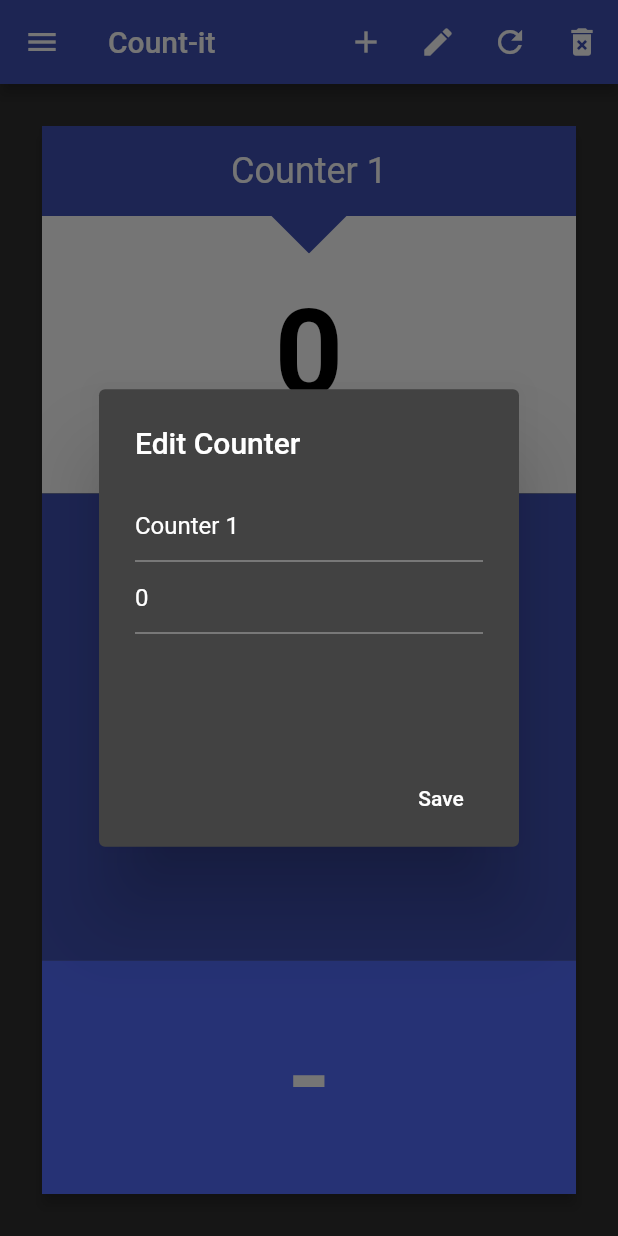
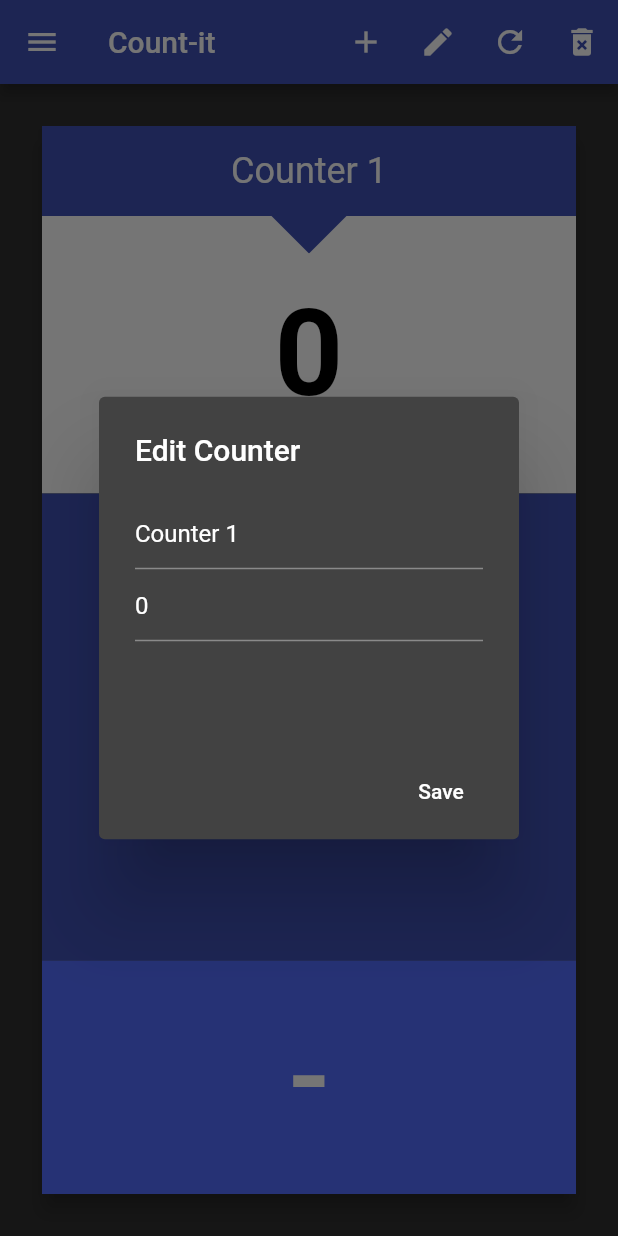
Before and after one commit to rklimpel/CounterApp, a Flutter app: the screen it shows after launch, after a tap on the "edit" icon, on a phone screen of 412 x 824 dp. Run offline on Flutter 3.47's test engine with Material 2 defaults, Android fonts, the phone set to English and light mode, and no system bars; drawn by our look-alikes of auto_size_text; our stand-ins replace shared_preferences.

Commit message:
small design and text improvements

```diff
--- a/lib/main.dart
+++ b/lib/main.dart
@@ -7,7 +7,7 @@ import 'prefsHandler.dart';
 // [X] Get first free number for Counter name
 // [X] Edit Counter Value with Keyboard
 // [X] Edit Counter Name
-// [ ] Don't create two counters with the same name bitch!
+// [X] Don't create two counters with the same name bitch!
 // [X] Creator new inital Counter if every counter is removed
 
 void main() => runApp(MyApp());
@@ -16,12 +16,12 @@ class MyApp extends StatelessWidget {
   @override
   Widget build(BuildContext context) {
     return MaterialApp(
-      title: 'Counter',
+      title: 'Count-It',
       theme: ThemeData(
         brightness: Brightness.dark,
         primaryColor: Colors.indigo,
       ),
-      home: MyHomePage(title: "Counter"),
+      home: MyHomePage(),
     );
   }
 }
@@ -186,7 +186,7 @@ class _MyHomePageState extends State<MyHomePage> {
           IconButton(
             icon: Icon(Icons.delete_forever),
             onPressed: () {
-              confirmDialog("Do you really want to delete this Counter permanently?\n(Not implemented)", deleteThisCounter);
+              confirmDialog("Do you really want to delete this Counter?", deleteThisCounter);
             },
           ),
         ],
@@ -197,7 +197,7 @@ class _MyHomePageState extends State<MyHomePage> {
           padding: EdgeInsets.all(24.0),
           child: Center(
             child: Card(
-              elevation: 4,
+              elevation: 6,
               shape: RoundedRectangleBorder(
                 borderRadius: BorderRadius.circular(1),
               ),
@@ -317,6 +317,7 @@ class _MyHomePageState extends State<MyHomePage> {
                     child: Stack(
                       children: <Widget>[
                         Card(
+                          elevation: 4,
                           color: Colors.white,
                           shape: RoundedRectangleBorder(
                             borderRadius: BorderRadius.circular(1),
@@ -352,13 +353,16 @@ class _MyHomePageState extends State<MyHomePage> {
                                   flex: 1,
                                   child: Container(
                                     child: Center(
+                                      child: Padding(
+                                        padding: const EdgeInsets.all(8.0),
                                         child: AutoSizeText(
                                           "${counters[index].name}",
-                                        maxLines: 1,
+                                          maxLines: 2,
                                           style: TextStyle(
                                             fontSize: 18,
                                             fontWeight: FontWeight.w400,
                                             color: Colors.black,
+                                          ),
                                         ),
                                       ),
                                     ),
@@ -429,7 +433,7 @@ class _MyHomePageState extends State<MyHomePage> {
           key: formKey,
           child: TextFormField(
             controller: addCounterTextController,
-            validator: (val) => checkNameExists(val) ? "You can't use this name" : null,
+            validator: (val) => checkNameExists(val) ? "name already in use" : null,
             decoration: new InputDecoration(
               hintText: "Counter ${getFreeCounterNumber()}",
             ),
@@ -463,17 +467,20 @@ class _MyHomePageState extends State<MyHomePage> {
     showDialog(
       context: context,
       child: new AlertDialog(
-        title: new Text("Edit Counter"),
+        title: Container(
+          child: Text("Edit Counter"),
+        ),
         content: Container(
-          height: 150,
+          height: 140,
           child: Form(
+            autovalidate: true,
             key: formKey,
             child: Column(
               children: <Widget>[
                 TextFormField(
                   controller: editCounterTextController,
                   autocorrect: false,
-                  validator: (val) => checkNameExists(val) && val != counterName ? "You can't use this name" : null,
+                  validator: (val) => checkNameExists(val) && val != counterName ? "name already in use" : null,
                 ),
                 TextField(
                   controller: editCounterValueController,
```
Lines whose indentation alone changed are shown as unchanged.
